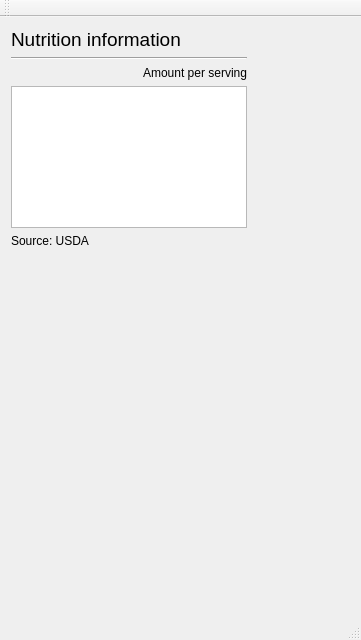
First picture: the form in Seafood/mainwindow.ui, repository fedor4ever/oss-FCL-interim-contrib-QtExamples, before the edit.
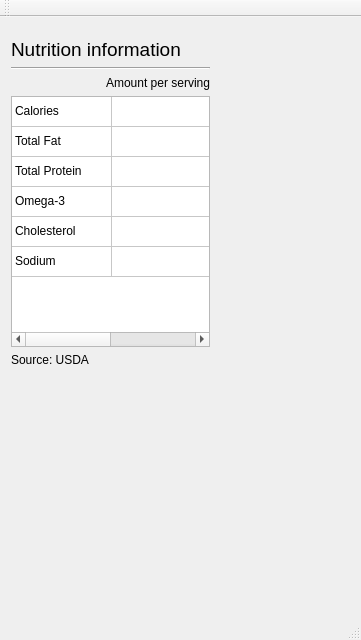
Second picture: the form after the edit.

```diff
--- a/Seafood/mainwindow.ui
+++ b/Seafood/mainwindow.ui
@@ -18,9 +18,9 @@
     <property name="geometry">
      <rect>
       <x>0</x>
-      <y>0</y>
-      <width>258</width>
-      <height>242</height>
+      <y>10</y>
+      <width>221</width>
+      <height>351</height>
      </rect>
     </property>
     <layout class="QVBoxLayout" name="verticalLayout">
@@ -54,7 +54,70 @@
       </widget>
      </item>
      <item>
-      <widget class="QTableWidget" name="tableWidget"/>
+      <widget class="QTableWidget" name="tableWidget">
+       <property name="autoScroll">
+        <bool>false</bool>
+       </property>
+       <property name="editTriggers">
+        <set>QAbstractItemView::NoEditTriggers</set>
+       </property>
+       <property name="rowCount">
+        <number>6</number>
+       </property>
+       <property name="columnCount">
+        <number>2</number>
+       </property>
+       <attribute name="horizontalHeaderVisible">
+        <bool>false</bool>
+       </attribute>
+       <attribute name="verticalHeaderVisible">
+        <bool>false</bool>
+       </attribute>
+       <attribute name="verticalHeaderVisible">
+        <bool>false</bool>
+       </attribute>
+       <attribute name="horizontalHeaderVisible">
+        <bool>false</bool>
+       </attribute>
+       <row/>
+       <row/>
+       <row/>
+       <row/>
+       <row/>
+       <row/>
+       <column/>
+       <column/>
+       <item row="0" column="0">
+        <property name="text">
+         <string>Calories</string>
+        </property>
+       </item>
+       <item row="1" column="0">
+        <property name="text">
+         <string>Total Fat</string>
+        </property>
+       </item>
+       <item row="2" column="0">
+        <property name="text">
+         <string>Total Protein</string>
+        </property>
+       </item>
+       <item row="3" column="0">
+        <property name="text">
+         <string>Omega-3</string>
+        </property>
+       </item>
+       <item row="4" column="0">
+        <property name="text">
+         <string>Cholesterol</string>
+        </property>
+       </item>
+       <item row="5" column="0">
+        <property name="text">
+         <string>Sodium</string>
+        </property>
+       </item>
+      </widget>
      </item>
      <item>
       <widget class="QLabel" name="usda">
```
Left out of the diff: 2 changed lines with no effect on the pictures.
